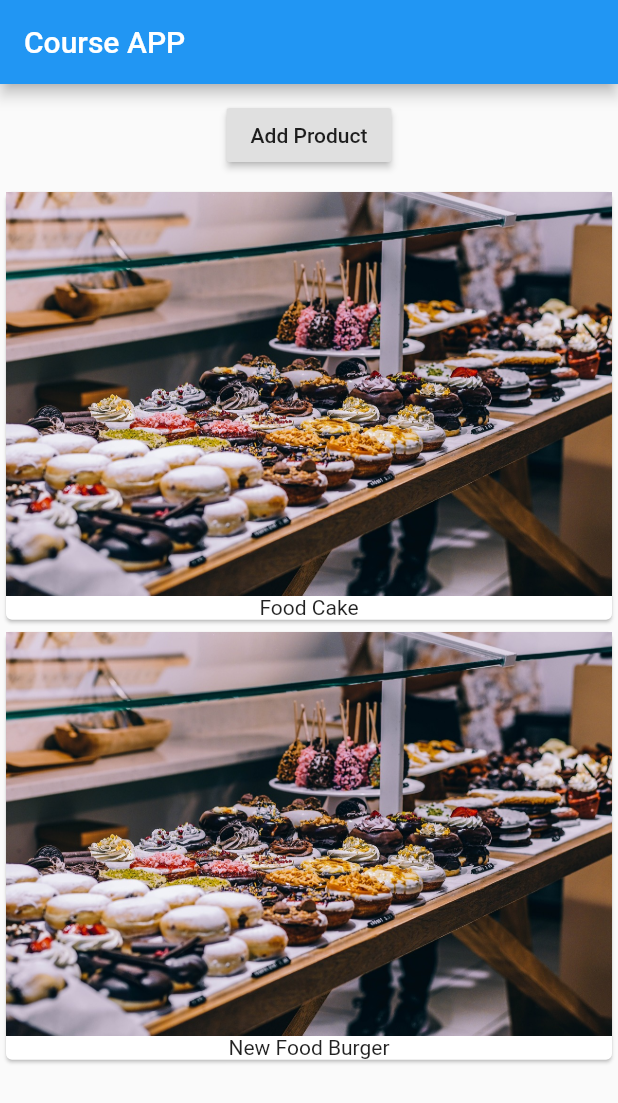
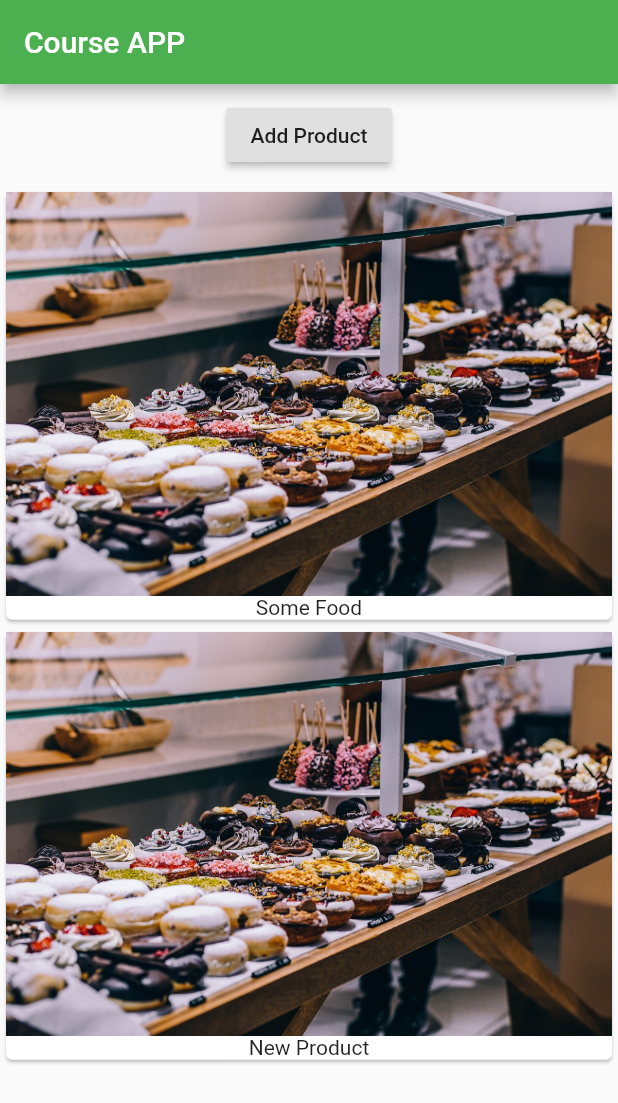
Before and after one commit to ole3021/flutter-power, a Flutter app: the screen it shows after launch, after a tap on "Add Product", on a phone screen of 412 x 824 dp. Shown: the top 1103 px of the screen. Run offline on Flutter 3.47's test engine with Material 2 defaults, Android fonts, the phone set to English and light mode, and no system bars.

Commit message:
feat: seperate into different components

```diff
--- a/flutter_course/lib/main.dart
+++ b/flutter_course/lib/main.dart
@@ -1,52 +1,22 @@
 import 'package:flutter/material.dart';
+
+import './products_manager.dart';
 
 void main() => runApp(MyApp());
 
-class MyApp extends StatefulWidget {
-  @override
-  State<StatefulWidget> createState() {
-    // TODO: implement createState
-    return _MyAppState();
-  }
-}
-
-class _MyAppState extends State<MyApp> {
-  List<String> _products = ['Food Cake'];
-
+class MyApp extends StatelessWidget {
   @override
   Widget build(BuildContext context) {
     return MaterialApp(
+      theme: ThemeData(
+          brightness: Brightness.light,
+          primarySwatch: Colors.green,
+          accentColor: Colors.deepOrange),
       home: Scaffold(
         appBar: AppBar(
           title: Text("Course APP"),
         ),
-        body: Column(
-          children: <Widget>[
-            Container(
-              margin: EdgeInsets.all(10.0),
-              child: RaisedButton(
-                onPressed: () {
-                  setState(() {
-                    _products.add('New Food Burger');
-                  });
-                  print(_products);
-                },
-                child: Text('Add Product'),
-              ),
-            ),
-            Column(
-                children: _products
-                    .map((name) => Card(
-                          child: Column(
-                            children: <Widget>[
-                              Image.asset('assets/food.jpg'),
-                              Text(name)
-                            ],
-                          ),
-                        ))
-                    .toList())
-          ],
-        ),
+        body: ProductsManager(initProducts: 'Some Food'),
       ),
     );
   }
--- /dev/null
+++ b/flutter_course/lib/products.dart
@@ -0,0 +1,26 @@
+import 'package:flutter/material.dart';
+
+class Products extends StatelessWidget {
+  final List<String> products;
+
+  Products([this.products = const []]) {
+    print('>>> [Products Widget] - Constructor');
+  }
+
+  @override
+  Widget build(BuildContext context) {
+    print('>>> [Products Widget] - build');
+    return Column(
+        children: this
+            .products
+            .map((name) => Card(
+                  child: Column(
+                    children: <Widget>[
+                      Image.asset('assets/food.jpg'),
+                      Text(name)
+                    ],
+                  ),
+                ))
+            .toList());
+  }
+}
--- /dev/null
+++ b/flutter_course/lib/products_control.dart
@@ -0,0 +1,17 @@
+import 'package:flutter/material.dart';
+
+class ProductControl extends StatelessWidget {
+  final Function addProduct;
+
+  ProductControl(this.addProduct);
+
+  @override
+  Widget build(BuildContext context) {
+    return RaisedButton(
+      onPressed: () {
+        addProduct('New Product');
+      },
+      child: Text('Add Product'),
+    );
+  }
+}
--- /dev/null
+++ b/flutter_course/lib/products_manager.dart
@@ -0,0 +1,55 @@
+import 'package:flutter/material.dart';
+
+import './products.dart';
+import './products_control.dart';
+
+class ProductsManager extends StatefulWidget {
+  final String initProducts;
+
+  ProductsManager({this.initProducts = 'Default Food'}) {
+    print('>>> [Products Manager] - Constructor');
+  }
+
+  @override
+  State<StatefulWidget> createState() {
+    print('>>> [Products Manager] - createState ');
+    return _ProductsStatus();
+  }
+}
+
+class _ProductsStatus extends State<ProductsManager> {
+  final List<String> _products = [];
+
+  @override
+  void initState() {
+    print('>>> [Products Manager State] - initState');
+    _products.add(widget.initProducts);
+    super.initState();
+  }
+
+  @override
+  void didUpdateWidget(ProductsManager oldWidget) {
+    print('>>> [Products Manager State] - didUpdate');
+    super.didUpdateWidget(oldWidget);
+  }
+
+  void _addProduct(String product) {
+    setState(() {
+      _products.add(product);
+    });
+  }
+
+  @override
+  Widget build(BuildContext context) {
+    print('>>> [Products Manager State] - build');
+    return Column(
+      children: <Widget>[
+        Container(
+          margin: EdgeInsets.all(10.0),
+          child: ProductControl(_addProduct),
+        ),
+        Products(_products)
+      ],
+    );
+  }
+}
```
